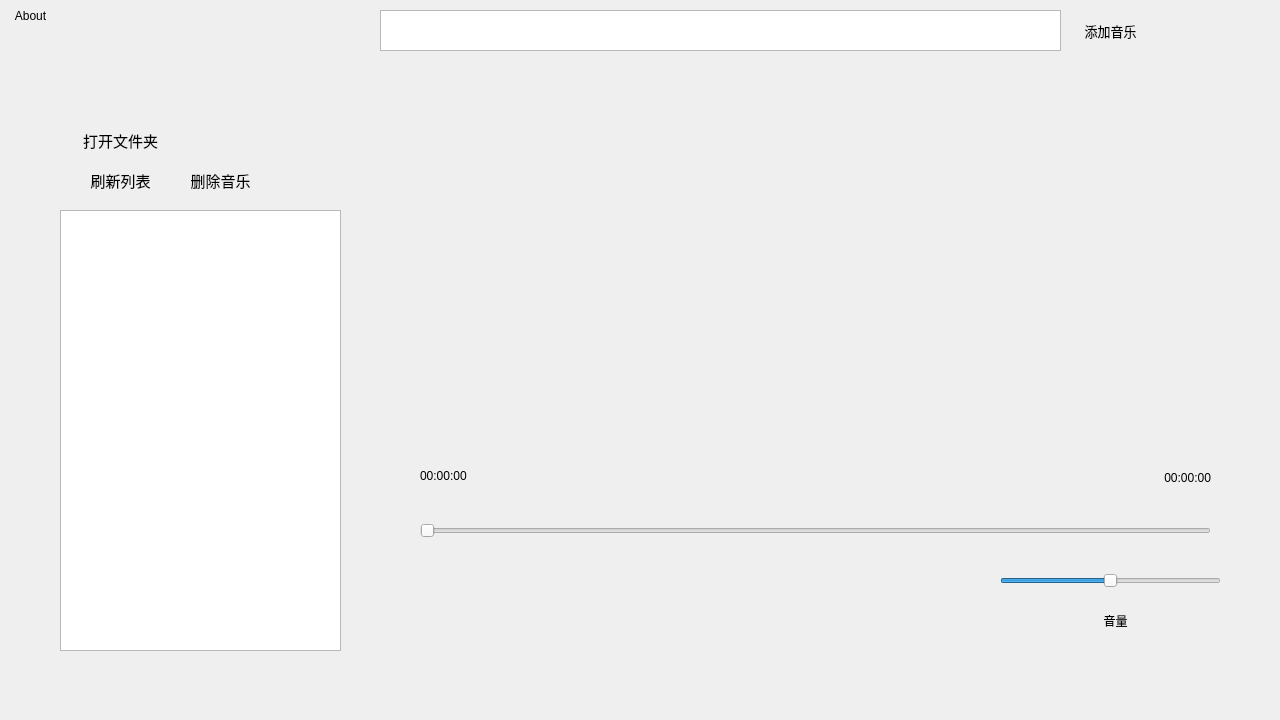
SUDG01/QT-SUCloudMusic, file SUmusic.ui: the form before one commit.
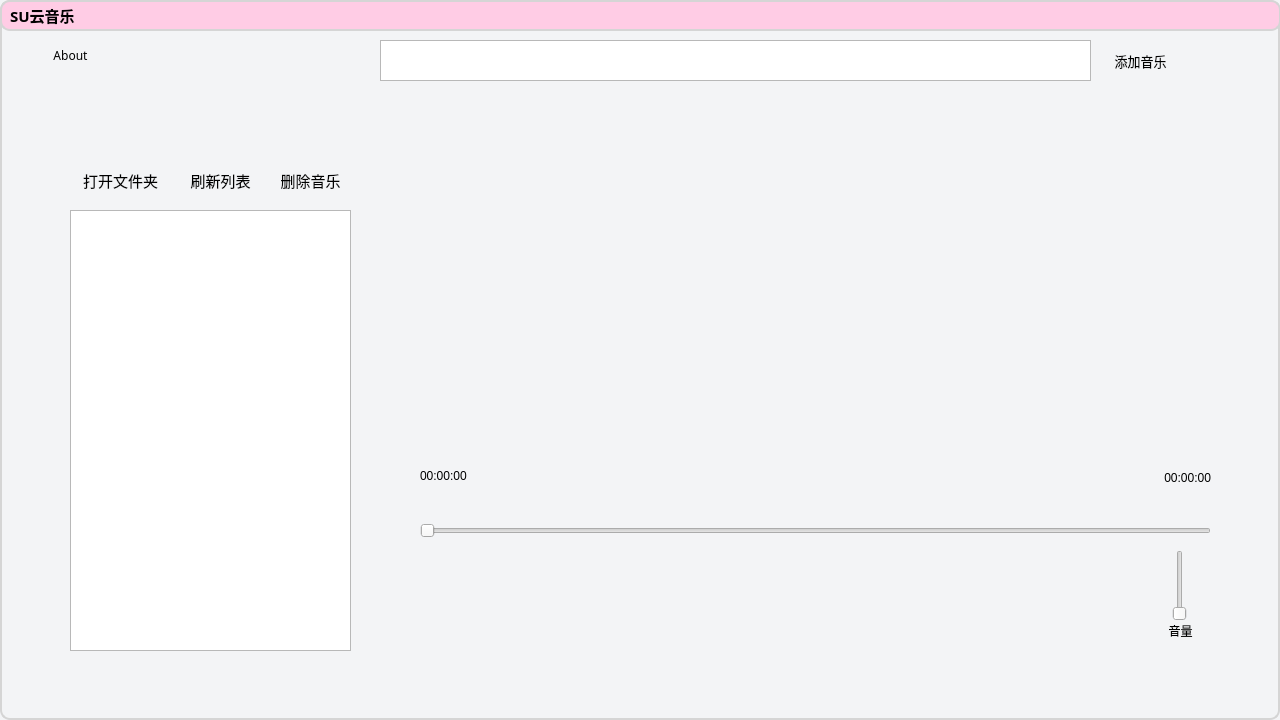
The form after the commit. Icons and pictures are not drawn.

What changed in the file:
```diff
--- a/SUmusic.ui
+++ b/SUmusic.ui
@@ -33,7 +33,9 @@
   </property>
   <property name="font">
    <font>
-    <bold>false</bold>
+    <family>微软雅黑</family>
+    <pointsize>11</pointsize>
+    <bold>true</bold>
     <kerning>true</kerning>
    </font>
   </property>
@@ -53,13 +55,27 @@
 QPushButton:hover
 {
 	background-color:rgb(212,212,212);
-}</string>
+}
+
+
+QMainWindow{         /*类名*/
+    background-color:rgb(243,244,246); 
+    border-radius: 10px;             /*四角圆角的直径*/
+    border-style:solid;             /*边框样式（实线）*/
+    border-width:2px;             /*边框宽度*/
+    border-color:rgb(213, 213, 213);
+}
+
+QPushButton#closeWindow:hover{
+	background-color:red;
+}
+</string>
   </property>
   <widget class="QWidget" name="centralwidget">
    <widget class="QListView" name="Musiclist">
     <property name="geometry">
      <rect>
-      <x>60</x>
+      <x>70</x>
       <y>210</y>
       <width>281</width>
       <height>441</height>
@@ -72,8 +88,8 @@
    <widget class="QWidget" name="widget" native="true">
     <property name="geometry">
      <rect>
-      <x>370</x>
-      <y>540</y>
+      <x>480</x>
+      <y>560</y>
       <width>611</width>
       <height>80</height>
      </rect>
@@ -163,7 +179,7 @@
    <widget class="QPushButton" name="reload">
     <property name="geometry">
      <rect>
-      <x>80</x>
+      <x>180</x>
       <y>160</y>
       <width>81</width>
       <height>41</height>
@@ -171,6 +187,7 @@
     </property>
     <property name="font">
      <font>
+      <family>微软雅黑</family>
       <pointsize>11</pointsize>
      </font>
     </property>
@@ -195,45 +212,20 @@
      <string>00:00:00</string>
     </property>
    </widget>
-   <widget class="QSlider" name="volum_slide">
-    <property name="geometry">
-     <rect>
-      <x>1000</x>
-      <y>570</y>
-      <width>221</width>
-      <height>21</height>
-     </rect>
-    </property>
-    <property name="font">
-     <font>
-      <stylestrategy>PreferAntialias</stylestrategy>
-     </font>
-    </property>
-    <property name="maximum">
-     <number>100</number>
-    </property>
-    <property name="value">
-     <number>50</number>
-    </property>
-    <property name="sliderPosition">
-     <number>50</number>
-    </property>
-    <property name="tracking">
-     <bool>true</bool>
-    </property>
-    <property name="orientation">
-     <enum>Qt::Orientation::Horizontal</enum>
-    </property>
-   </widget>
    <widget class="QLabel" name="yinliang">
     <property name="geometry">
      <rect>
-      <x>1080</x>
-      <y>610</y>
-      <width>71</width>
+      <x>1140</x>
+      <y>620</y>
+      <width>81</width>
       <height>21</height>
      </rect>
     </property>
+    <property name="font">
+     <font>
+      <family>微软雅黑</family>
+     </font>
+    </property>
     <property name="text">
      <string>音量</string>
     </property>
@@ -260,12 +252,17 @@
    <widget class="QPushButton" name="about">
     <property name="geometry">
      <rect>
-      <x>0</x>
-      <y>0</y>
+      <x>40</x>
+      <y>40</y>
       <width>61</width>
       <height>31</height>
      </rect>
     </property>
+    <property name="font">
+     <font>
+      <family>微软雅黑</family>
+     </font>
+    </property>
     <property name="text">
      <string>About</string>
     </property>
@@ -273,7 +270,7 @@
    <widget class="QLabel" name="MuCover">
     <property name="geometry">
      <rect>
-      <x>620</x>
+      <x>640</x>
       <y>120</y>
       <width>300</width>
       <height>300</height>
@@ -296,8 +293,8 @@
     <property name="geometry">
      <rect>
       <x>380</x>
-      <y>10</y>
-      <width>681</width>
+      <y>40</y>
+      <width>711</width>
       <height>41</height>
      </rect>
     </property>
@@ -323,14 +320,15 @@
    <widget class="QPushButton" name="addMusic">
     <property name="geometry">
      <rect>
-      <x>1070</x>
-      <y>10</y>
+      <x>1100</x>
+      <y>40</y>
       <width>81</width>
       <height>41</height>
      </rect>
     </property>
     <property name="font">
      <font>
+      <family>微软雅黑</family>
       <pointsize>10</pointsize>
      </font>
     </property>
@@ -345,13 +343,14 @@
     <property name="geometry">
      <rect>
       <x>70</x>
-      <y>120</y>
+      <y>160</y>
       <width>101</width>
       <height>41</height>
      </rect>
     </property>
     <property name="font">
      <font>
+      <family>微软雅黑</family>
       <pointsize>11</pointsize>
      </font>
     </property>
@@ -369,7 +368,7 @@
    <widget class="QPushButton" name="del_music">
     <property name="geometry">
      <rect>
-      <x>180</x>
+      <x>270</x>
       <y>160</y>
       <width>81</width>
       <height>41</height>
@@ -377,6 +376,7 @@
     </property>
     <property name="font">
      <font>
+      <family>微软雅黑</family>
       <pointsize>11</pointsize>
      </font>
     </property>
@@ -388,6 +388,99 @@
       <normaloff>:/icon/4SUmusic/material-symbols_delete-outline-rounded.png</normaloff>:/icon/4SUmusic/material-symbols_delete-outline-rounded.png</iconset>
     </property>
    </widget>
+   <widget class="QSlider" name="volum_slide">
+    <property name="geometry">
+     <rect>
+      <x>1170</x>
+      <y>550</y>
+      <width>20</width>
+      <height>71</height>
+     </rect>
+    </property>
+    <property name="orientation">
+     <enum>Qt::Orientation::Vertical</enum>
+    </property>
+   </widget>
+   <widget class="QLabel" name="headBar">
+    <property name="geometry">
+     <rect>
+      <x>0</x>
+      <y>0</y>
+      <width>1281</width>
+      <height>31</height>
+     </rect>
+    </property>
+    <property name="styleSheet">
+     <string notr="true">background-color:rgb(255,204,229);
+border-radius: 10px;             /*四角圆角的直径*/
+border-width:2px;             /*边框宽度*/
+border-color:rgb(213, 213, 213);
+border-style:solid</string>
+    </property>
+    <property name="text">
+     <string/>
+    </property>
+   </widget>
+   <widget class="QPushButton" name="closeWindow">
+    <property name="geometry">
+     <rect>
+      <x>1240</x>
+      <y>0</y>
+      <width>31</width>
+      <height>31</height>
+     </rect>
+    </property>
+    <property name="styleSheet">
+     <string notr="true">border-radius: 15px;
+</string>
+    </property>
+    <property name="text">
+     <string/>
+    </property>
+    <property name="icon">
+     <iconset theme="QIcon::ThemeIcon::ApplicationExit"/>
+    </property>
+   </widget>
+   <widget class="QPushButton" name="minWindow">
+    <property name="geometry">
+     <rect>
+      <x>1200</x>
+      <y>0</y>
+      <width>31</width>
+      <height>31</height>
+     </rect>
+    </property>
+    <property name="styleSheet">
+     <string notr="true">border-radius: 15px;</string>
+    </property>
+    <property name="text">
+     <string/>
+    </property>
+    <property name="icon">
+     <iconset theme="QIcon::ThemeIcon::ListRemove"/>
+    </property>
+   </widget>
+   <widget class="QLabel" name="Introduction">
+    <property name="geometry">
+     <rect>
+      <x>10</x>
+      <y>0</y>
+      <width>91</width>
+      <height>31</height>
+     </rect>
+    </property>
+    <property name="font">
+     <font>
+      <family>微软雅黑</family>
+      <pointsize>11</pointsize>
+      <italic>false</italic>
+      <bold>true</bold>
+     </font>
+    </property>
+    <property name="text">
+     <string>SU云音乐</string>
+    </property>
+   </widget>
   </widget>
  </widget>
  <resources>
```
